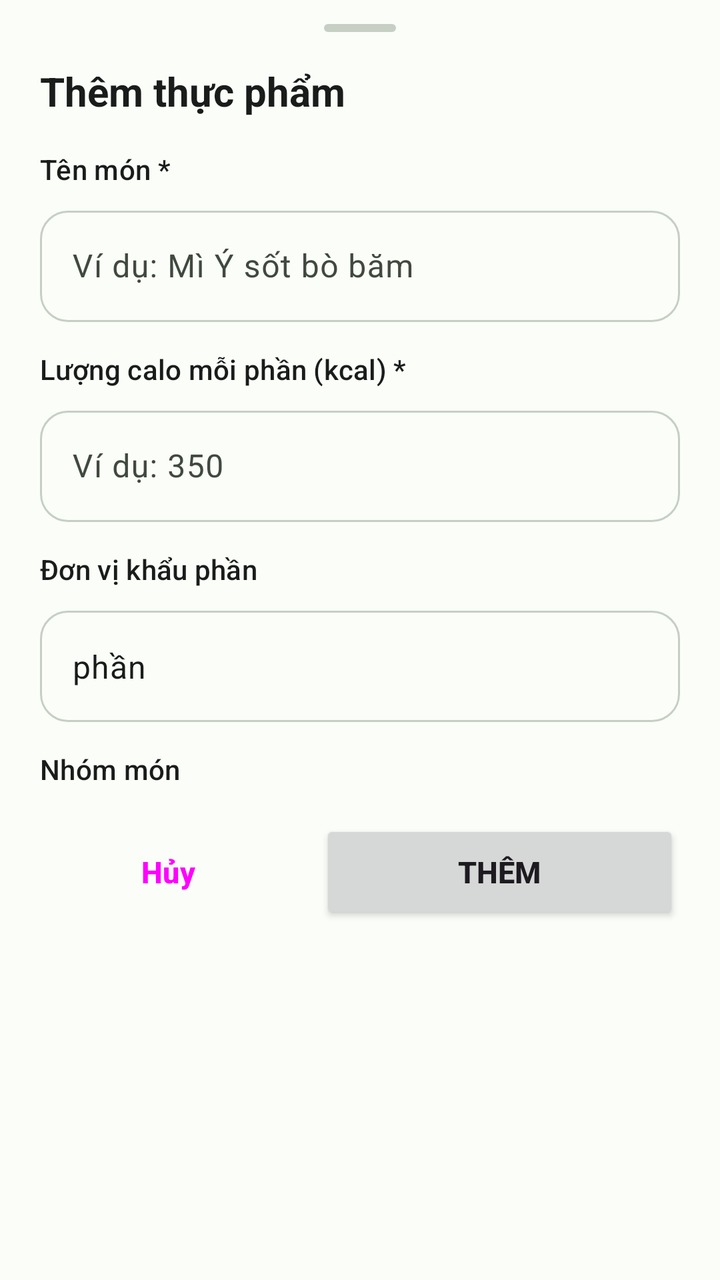
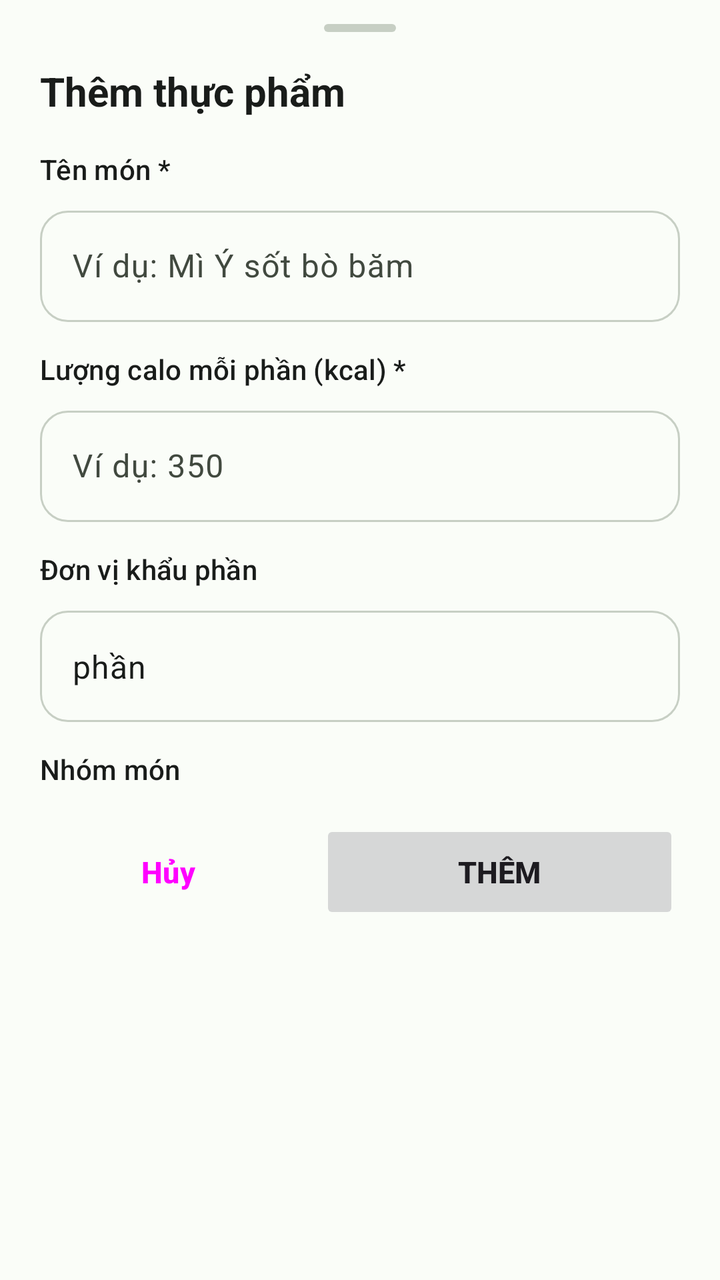

Screens rendered from an Android XML layout before and after an edit, with the pre-edit source and the edit as a unified diff.
<!-- AndroidManifest.xml: application theme Theme.CaloTrack -->
<!-- res/layout/dialog_add_edit_food.xml -->
<?xml version="1.0" encoding="utf-8"?>
<androidx.core.widget.NestedScrollView xmlns:android="http://schemas.android.com/apk/res/android"
    xmlns:app="http://schemas.android.com/apk/res-auto"
    android:layout_width="match_parent"
    android:layout_height="wrap_content">

    <LinearLayout
        android:layout_width="match_parent"
        android:layout_height="wrap_content"
        android:orientation="vertical"
        android:paddingStart="20dp"
        android:paddingTop="12dp"
        android:paddingEnd="20dp"
        android:paddingBottom="20dp">

        <View
            android:layout_width="36dp"
            android:layout_height="4dp"
            android:layout_gravity="center_horizontal"
            android:background="@drawable/bg_sheet_handle" />

        <TextView
            android:id="@+id/tv_food_dialog_title"
            android:layout_width="wrap_content"
            android:layout_height="wrap_content"
            android:layout_marginTop="16dp"
            android:text="@string/add_food"
            android:textColor="?attr/colorOnSurface"
            android:textSize="20sp"
            android:textStyle="bold" />

        <TextView
            style="@style/Widget.CaloTrack.FieldLabel"
            android:layout_marginTop="16dp"
            android:text="@string/label_food_name" />

        <com.google.android.material.textfield.TextInputLayout
            style="@style/Widget.Material3.TextInputLayout.OutlinedBox"
            android:layout_width="match_parent"
            android:layout_height="wrap_content"
            android:layout_marginTop="6dp"
            app:boxCornerRadiusBottomEnd="14dp"
            app:boxCornerRadiusBottomStart="14dp"
            app:boxCornerRadiusTopEnd="14dp"
            app:boxCornerRadiusTopStart="14dp">

            <com.google.android.material.textfield.TextInputEditText
                android:id="@+id/et_food_name"
                android:layout_width="match_parent"
                android:layout_height="wrap_content"
                android:hint="@string/hint_food_name_example"
                android:inputType="textCapSentences"
                android:maxLines="1" />
        </com.google.android.material.textfield.TextInputLayout>

        <TextView
            style="@style/Widget.CaloTrack.FieldLabel"
            android:layout_marginTop="14dp"
            android:text="@string/label_food_calories" />

        <com.google.android.material.textfield.TextInputLayout
            style="@style/Widget.Material3.TextInputLayout.OutlinedBox"
            android:layout_width="match_parent"
            android:layout_height="wrap_content"
            android:layout_marginTop="6dp"
            app:boxCornerRadiusBottomEnd="14dp"
            app:boxCornerRadiusBottomStart="14dp"
            app:boxCornerRadiusTopEnd="14dp"
            app:boxCornerRadiusTopStart="14dp">

            <com.google.android.material.textfield.TextInputEditText
                android:id="@+id/et_food_calories"
                android:layout_width="match_parent"
                android:layout_height="wrap_content"
                android:hint="@string/hint_food_calories_example"
                android:inputType="numberDecimal"
                android:maxLines="1" />
        </com.google.android.material.textfield.TextInputLayout>

        <TextView
            style="@style/Widget.CaloTrack.FieldLabel"
            android:layout_marginTop="14dp"
            android:text="@string/label_food_unit" />

        <com.google.android.material.textfield.TextInputLayout
            style="@style/Widget.Material3.TextInputLayout.OutlinedBox"
            android:layout_width="match_parent"
            android:layout_height="wrap_content"
            android:layout_marginTop="6dp"
            app:boxCornerRadiusBottomEnd="14dp"
            app:boxCornerRadiusBottomStart="14dp"
            app:boxCornerRadiusTopEnd="14dp"
            app:boxCornerRadiusTopStart="14dp">

            <com.google.android.material.textfield.TextInputEditText
                android:id="@+id/et_food_unit"
                android:layout_width="match_parent"
                android:layout_height="wrap_content"
                android:inputType="text"
                android:maxLines="1"
                android:text="@string/default_unit" />
        </com.google.android.material.textfield.TextInputLayout>

        <TextView
            style="@style/Widget.CaloTrack.FieldLabel"
            android:layout_marginTop="14dp"
            android:text="@string/label_food_category" />

        <com.google.android.material.chip.ChipGroup
            android:id="@+id/chip_food_category"
            android:layout_width="match_parent"
            android:layout_height="wrap_content"
            android:layout_marginTop="4dp"
            app:singleSelection="true" />

        <LinearLayout
            android:layout_width="match_parent"
            android:layout_height="wrap_content"
            android:layout_marginTop="12dp"
            android:orientation="horizontal">

            <Button
                android:id="@+id/btn_cancel_food"
                style="@style/Widget.Material3.Button.TextButton"
                android:layout_width="0dp"
                android:layout_height="52dp"
                android:layout_weight="1"
                android:text="@string/cancel"
                android:textSize="15sp"
                android:textStyle="bold" />

            <Button
                android:id="@+id/btn_save_food"
                android:layout_width="0dp"
                android:layout_height="52dp"
                android:layout_marginStart="12dp"
                android:layout_weight="1.4"
                android:text="@string/add"
                android:textSize="15sp"
                android:textStyle="bold" />
        </LinearLayout>
    </LinearLayout>
</androidx.core.widget.NestedScrollView>
<!-- resources referenced by this layout -->
<resources>
  <!-- drawable bg_sheet_handle (drawable) -->
  <?xml version="1.0" encoding="utf-8"?>
  <shape xmlns:android="http://schemas.android.com/apk/res/android"
      android:shape="rectangle">
      <corners android:radius="2dp" />
      <solid android:color="?attr/colorOutline" />
  </shape>
  <string name="add">Thêm</string>
  <string name="add_food">Thêm thực phẩm</string>
  <string name="cancel">Hủy</string>
  <string name="default_unit">phần</string>
  <string name="hint_food_calories_example">Ví dụ: 350</string>
  <string name="hint_food_name_example">Ví dụ: Mì Ý sốt bò băm</string>
  <string name="label_food_calories">Lượng calo mỗi phần (kcal) *</string>
  <string name="label_food_category">Nhóm món</string>
  <string name="label_food_name">Tên món *</string>
  <string name="label_food_unit">Đơn vị khẩu phần</string>
  <style name="Widget.CaloTrack.FieldLabel" parent="">
          <item name="android:layout_width">wrap_content</item>
          <item name="android:layout_height">wrap_content</item>
          <item name="android:textAppearance">?attr/textAppearanceLabelLarge</item>
          <item name="android:textColor">?attr/colorOnSurface</item>
      </style>
  <color name="proto_primary">#1b7a43</color>
  <color name="proto_on_primary">#ffffff</color>
  <color name="proto_primary_container">#c9f2cf</color>
  <color name="proto_on_primary_container">#05421f</color>
  <color name="proto_secondary_container">#d9ece0</color>
  <color name="proto_on_secondary_container">#21363a</color>
  <color name="proto_surface">#fafdf8</color>
  <color name="proto_on_surface">#191c1a</color>
  <color name="proto_surface_variant">#eef2ea</color>
  <color name="proto_on_surface_variant">#41493f</color>
  <color name="proto_surface_container">#f2f5ef</color>
  <color name="proto_surface_container_high">#e9eee5</color>
  <color name="proto_outline">#c7cfc4</color>
  <color name="proto_outline_variant">#e0e6dc</color>
  <color name="proto_error">#ba1a1a</color>
  <color name="proto_error_container">#ffdad6</color>
  <style name="Widget.CaloTrack.BottomNavigationView" parent="Widget.Material3.BottomNavigationView">
          <item name="itemActiveIndicatorStyle">@style/Widget.CaloTrack.BottomNavActiveIndicator</item>
      </style>
  <style name="Widget.CaloTrack.BottomNavActiveIndicator" parent="Widget.Material3.BottomNavigationView.ActiveIndicator">
          <item name="android:color">?attr/colorSecondaryContainer</item>
      </style>
  <!-- unchanged entries left out for length: 1 -->
</resources>

<!-- the commit's change to res/layout/dialog_add_edit_food.xml (unified diff, before → after) -->
@@ -135,6 +135,7 @@
                 android:layout_height="52dp"
                 android:layout_marginStart="12dp"
                 android:layout_weight="1.4"
+                android:stateListAnimator="@animator/uiverse_press_scale"
                 android:text="@string/add"
                 android:textSize="15sp"
                 android:textStyle="bold" />
